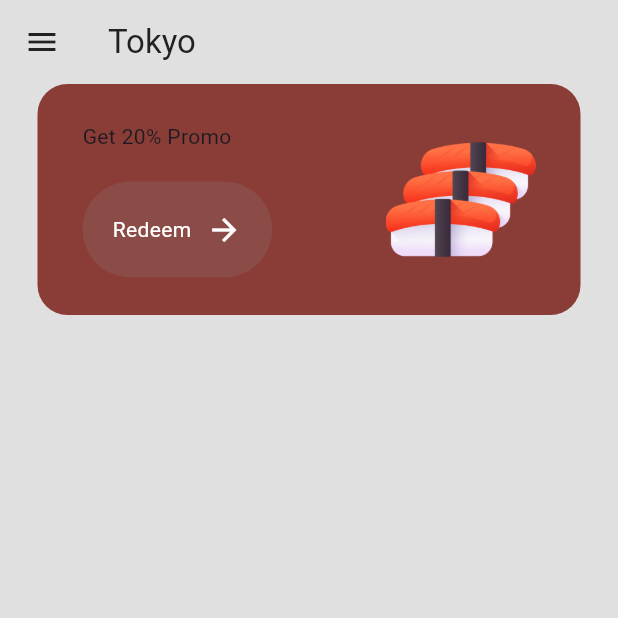
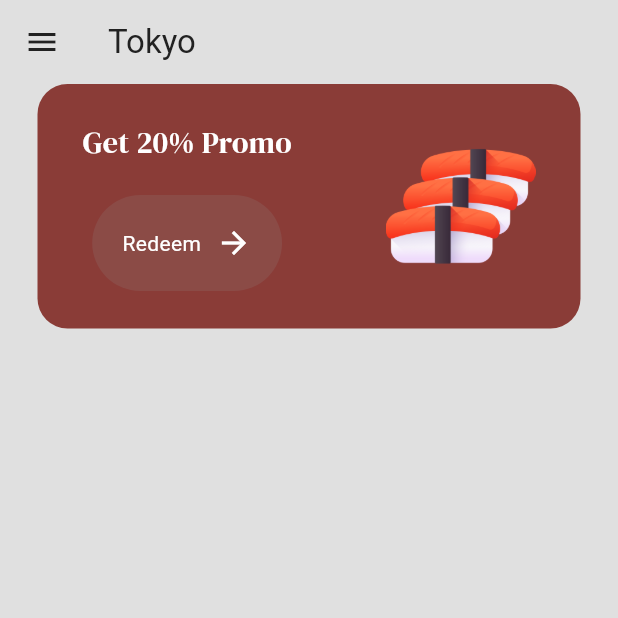
Before and after one commit to OnaliyVinukiy/Sushi-App, a Flutter app: the MenuPage screen opened by its route, on a phone screen of 412 x 824 dp, the top half of it. Run offline on Flutter 3.47's test engine with Material 3 defaults, Android fonts, the phone set to English and light mode, and no system bars; our stand-ins replace google_fonts.

Commit message:
added google font

```diff
--- a/sushi/lib/pages/menu_page.dart
+++ b/sushi/lib/pages/menu_page.dart
@@ -1,5 +1,6 @@
 import 'package:flutter/material.dart';
 import 'package:flutter/widgets.dart';
+import 'package:google_fonts/google_fonts.dart';
 import 'package:sushi/components/button.dart';
 import 'package:sushi/themes/colors.dart';
 class MenuPage extends StatefulWidget {
@@ -41,10 +42,13 @@ class _MenuPageState extends State<MenuPage> {
 
               children: [
               Column(
-                crossAxisAlignment: CrossAxisAlignment.start,
+
                 children: [
               //message
-              const Text('Get 20% Promo'),
+              Text('Get 20% Promo', style:GoogleFonts.dmSerifDisplay(
+                fontSize: 20,
+                color: Colors.white,
+              ),),
 
               const SizedBox(height: 20,),
               //redeem button
```
